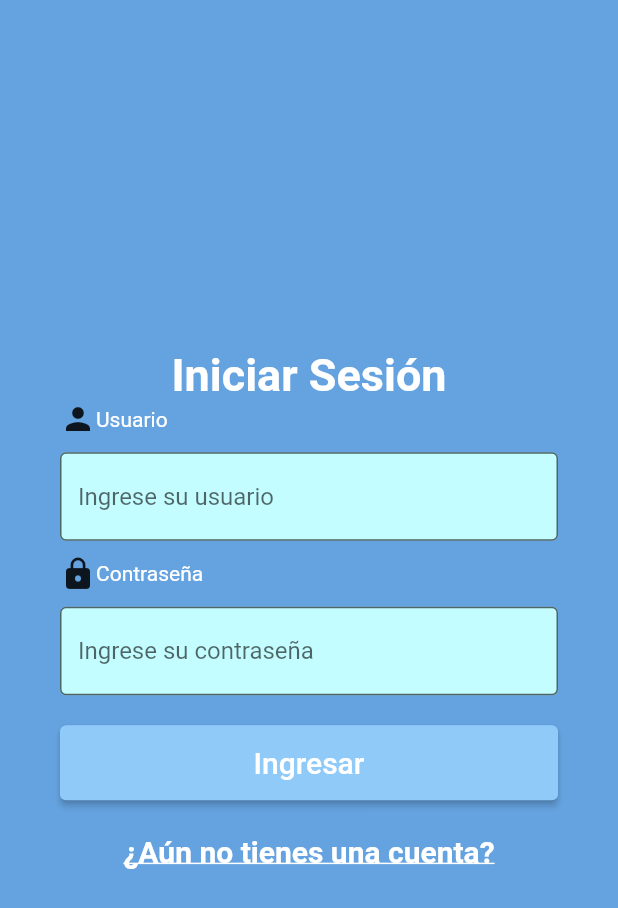
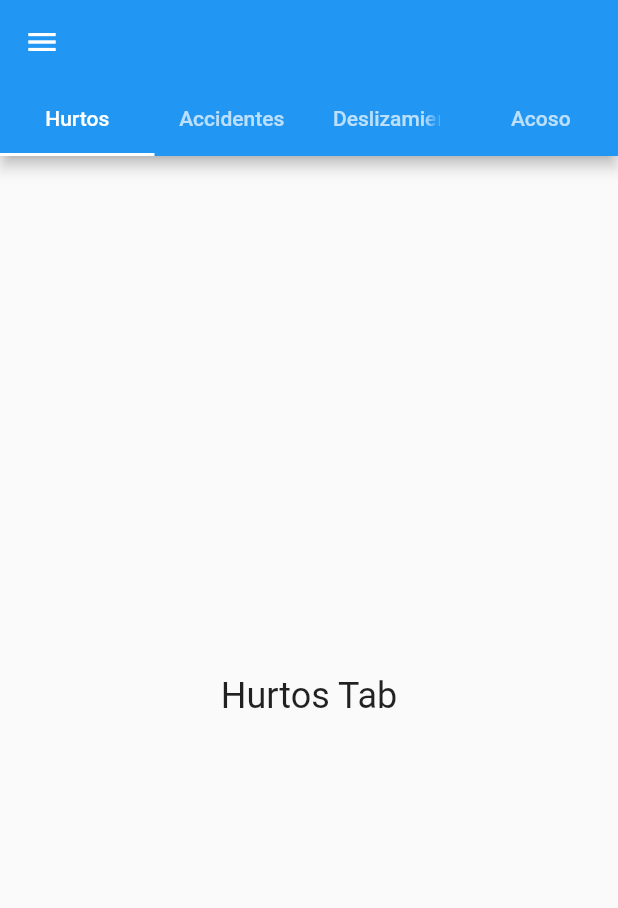
Before and after one commit to jdml-code/sistemas_ciudad_inteligente_visualizador, a Flutter app: the screen it shows after launch, after a tap on "Ingresar", on a phone screen of 412 x 824 dp. Shown: the top 908 px of the screen. Run offline on Flutter 3.47's test engine with Material 2 defaults, Android fonts, the phone set to English and light mode, and no system bars; our stand-ins replace buttons_tabbar, otp_text_field, shared_preferences.

Commit message:
se anadio menu y tabs, tambien google maps api - key

```diff
--- a/lib/main.dart
+++ b/lib/main.dart
@@ -2,6 +2,7 @@ import 'package:flutter/material.dart';
 import 'package:visualizador_eventos/pages/login_page.dart';
 import 'package:visualizador_eventos/pages/otp_page.dart';
 import 'package:visualizador_eventos/pages/sigin_page.dart';
+import 'package:visualizador_eventos/pages/vistaApp_page.dart';
 import 'package:visualizador_eventos/user_preferences/user_preferences.dart';
 
 Future<void> main() async {
@@ -23,7 +24,8 @@ class MyApp extends StatelessWidget {
       routes: {
         "login" :(context) => const LoginPage(),
         "register":(context) => const SiginPage(),
-        "otp":(context) => const OTPPage()
+        "otp":(context) => const OTPPage(),
+        "vista":(context) => const VistaPage()
       },
     );
 
--- /dev/null
+++ b/lib/pages/vistaApp_page.dart
@@ -0,0 +1,13 @@
+import 'package:flutter/material.dart';
+import 'package:visualizador_eventos/widgets/vistaApp_widget.dart';
+
+class VistaPage extends StatelessWidget {
+  const VistaPage({super.key});
+
+  @override
+  Widget build(BuildContext context) {
+    return const Scaffold(
+      backgroundColor: Color.fromARGB(170, 24, 117, 209),
+      body: VistaWidget());
+  }
+}
--- a/lib/services/service_ingreso.dart
+++ b/lib/services/service_ingreso.dart
@@ -60,7 +60,7 @@ class IngresoService {
   }
 
   Future otp(String code, String username) async{
-    var request = http.MultipartRequest('POST', Uri.parse('$ip/reto/usuarios/registro/confirmar/$username'));
+    var request = http.MultipartRequest('POST', Uri.parse('$ip/usuarios/registro/confirmar/$username'));
     request.fields.addAll({
       'codigo': code
     });
--- a/lib/widgets/login_widget.dart
+++ b/lib/widgets/login_widget.dart
@@ -1,3 +1,4 @@
+import 'package:flutter/cupertino.dart';
 import 'package:flutter/material.dart';
 import 'package:visualizador_eventos/services/service_ingreso.dart';
 import 'package:visualizador_eventos/widgets/ingresoDato_widget.dart';
@@ -36,7 +37,8 @@ class LoginWidget extends StatelessWidget {
                         primary: const Color.fromARGB(255, 144, 202, 249)
                       ),
                       onPressed: (){
-                        ingresoServices.login(userController.text, passController.text);
+                        // ingresoServices.login(userController.text, passController.text);
+                        Navigator.pushNamed(context, "vista");
                       },
                       child: const Text("Ingresar",
                       style: TextStyle(fontSize: 20),)),
--- a/lib/widgets/sigin_widget.dart
+++ b/lib/widgets/sigin_widget.dart
@@ -30,7 +30,7 @@ class SiginWidget extends StatelessWidget {
     final ingresoService = IngresoService();
     return SafeArea(
       child: SingleChildScrollView(
-        physics: BouncingScrollPhysics(),
+        physics: const BouncingScrollPhysics(),
         //ayuda a auna mejor viazualicaion en celular
         child: SizedBox(
           height: MediaQuery.of(context)
@@ -45,7 +45,7 @@ class SiginWidget extends StatelessWidget {
               IngresoDato(varController: userController, autocorrector: false, ocultarTexto: false, mensaje: "Ingrese su nombre", tipoTeclado: TextInputType.text),
               const TituloWidget(mensaje: 'Correo', icono: Icon(Icons.mail)),
               IngresoDato(varController: correoController, autocorrector: false, ocultarTexto: false, mensaje: "Ingrese su correo", tipoTeclado: TextInputType.emailAddress),
-              const TituloWidget(mensaje: 'Contraseña', icono: Icon(Icons.password)),
+              const TituloWidget(mensaje: 'Contraseña', icono: Icon(Icons.lock)),
               IngresoDato(varController: passController, autocorrector: false, ocultarTexto: true, mensaje: "Ingrese su contraseña", tipoTeclado: TextInputType.visiblePassword),
               Padding(
                   padding: const EdgeInsets.symmetric(
--- a/lib/widgets/tituloVista_widget.dart
+++ b/lib/widgets/tituloVista_widget.dart
@@ -10,9 +10,10 @@ class TituloVista extends StatelessWidget {
   Widget build(BuildContext context) {
     return Text(
       mensaje,
+      textAlign: TextAlign.center,
       style: const TextStyle(
         color: Colors.white,
-        fontSize: 30,
+        fontSize: 50,
         fontWeight: FontWeight.bold),
         );
   }
--- a/lib/widgets/titulo_widget.dart
+++ b/lib/widgets/titulo_widget.dart
@@ -15,7 +15,10 @@ class TituloWidget extends StatelessWidget {
       child: Row(
         children:[
           icono,
-          Text(mensaje, style: const TextStyle(color: Colors.white))
+          Text(mensaje,
+          style: const TextStyle(color: Colors.white,
+          fontSize: 20, fontWeight: FontWeight.bold),
+          )
         ],
       ),
     );
--- /dev/null
+++ b/lib/widgets/vistaApp_widget.dart
@@ -0,0 +1,129 @@
+import 'package:buttons_tabbar/buttons_tabbar.dart';
+import 'package:flutter/material.dart';
+
+import '../services/service_ingreso.dart';
+
+enum Menu { itemOne, itemTwo, itemThree, itemFour }
+
+class VistaWidget extends StatefulWidget {
+  static const List<Tab> tabs = <Tab>[
+  Tab(text: 'Hurtos'),
+  Tab(text: 'Accidentes'),
+  Tab(text: 'Deslizamientos'),
+  Tab(text: 'Acoso')
+];
+  const VistaWidget({super.key});
+
+  @override
+  State<VistaWidget> createState() => _VistaWidgetState();
+}
+
+class _VistaWidgetState extends State<VistaWidget> {
+  String _selectedMenu = '';
+  @override
+  Widget build(BuildContext context) {
+    return DefaultTabController(
+      length: VistaWidget.tabs.length,
+      // The Builder widget is used to have a different BuildContext to access
+      // closest DefaultTabController.
+      child: Builder(builder: (BuildContext context) {
+        final TabController tabController = DefaultTabController.of(context)!;
+        tabController.addListener(() {
+          if (!tabController.indexIsChanging) {
+            // Your code goes here.
+            // To get index of current tab use tabController.index
+          }
+        });
+        return Scaffold(
+          appBar: AppBar(
+            leading: PopupMenuButton<Menu>(
+              icon: const Icon(Icons.menu),
+              position: PopupMenuPosition.under,
+              // Callback that sets the selected popup menu item.
+              onSelected: (Menu item) {
+                setState(() {
+                  _selectedMenu = item.name;
+                });
+              },
+              itemBuilder: (BuildContext context) => <PopupMenuEntry<Menu>>[
+                    const PopupMenuItem<Menu>(
+                      value: Menu.itemOne,
+                      child: Text('Item 1'),
+                    ),
+                    const PopupMenuItem<Menu>(
+                      value: Menu.itemTwo,
+                      child: Text('Item 2'),
+                    ),
+                    const PopupMenuItem<Menu>(
+                      value: Menu.itemThree,
+                      child: Text('Item 3'),
+                    ),
+                    const PopupMenuItem<Menu>(
+                      value: Menu.itemFour,
+                      child: Text('Item 4'),
+                    ),
+                  ]),
+            bottom: const TabBar(
+              tabs: VistaWidget.tabs,
+            ),
+          ),
+          body: TabBarView(
+            children: VistaWidget.tabs.map((Tab tab) {
+              return Center(
+                child: Text(
+                  '${tab.text!} Tab',
+                  style: Theme.of(context).textTheme.headline5,
+                ),
+              );
+            }).toList(),
+          ),
+        );
+      }),
+    );
+  }
+}
+  // Widget build(BuildContext context) {
+
+    // final ingresoServices = IngresoService(); // crear la instaia
+    // return const SafeArea(
+    //   child: SizedBox(
+    //       width: double.infinity,
+    //       child: TabBarView(
+    //         controller: ,
+    //         children: [
+    //           Icon(Icons.abc_rounded),
+    //           Icon(Icons.access_time_filled),
+    //           Icon(Icons.local_airport)
+    //         ],)
+          // DefaultTabController(
+          //   length: 3,
+          //   child: Column(
+          //     children: <Widget>[
+          //       ButtonsTabBar(
+          //         backgroundColor: Colors.greenAccent,
+          //         tabs: const [
+          //           Tab(icon: Icon(Icons.directions_car), text: "car"),
+          //           Tab(icon: Icon(Icons.directions_car), text: "car"),
+          //           Tab(icon: Icon(Icons.directions_car), text: "car")
+          //         ],
+          //       ),
+          //       const Expanded(
+          //         child: TabBarView(children: <Widget>[
+          //           Center(
+          //             child: Icon(Icons.account_tree_sharp),
+          //           ),
+          //           Center(
+          //             child: Icon(Icons.directions_car),
+          //           ),
+          //           Center(
+          //             child: Icon(Icons.directions_car),
+          //           ),
+          //         ]),
+          //       ),
+          //     ]
+          //   ),
+          // ),
+//       ),
+//     );
+// }
+// };
--- a/pubspec.yaml
+++ b/pubspec.yaml
@@ -37,6 +37,8 @@ dependencies:
   http: ^0.13.5
   otp_text_field: ^1.1.3
   shared_preferences: ^2.0.15
+  buttons_tabbar: ^1.3.6
+  google_maps_flutter: ^2.2.0
 
 dev_dependencies:
   flutter_test:
```
Also changed, not shown: lib/widgets/otp_widget.dart (+7 -1 lines), pubspec.lock, 3 other files.
